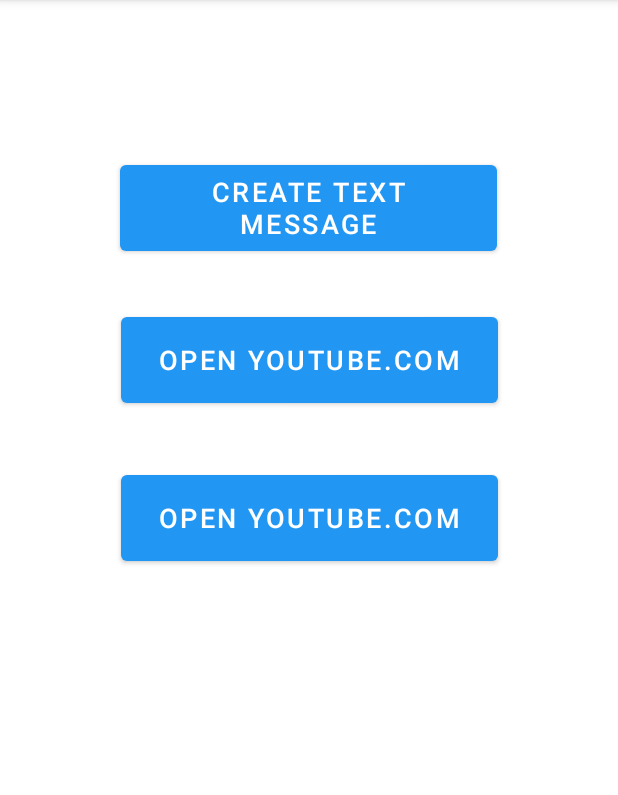
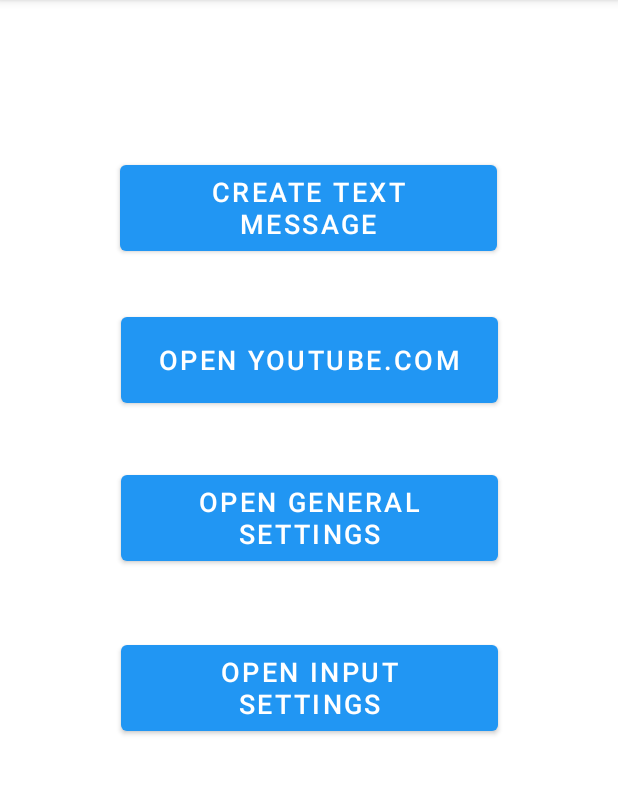
Before and after one commit to Vardroid/Unit4Lab, an Android app: the OtherActivity screen opened directly, with no data from a screen before it, on a phone screen of 412 x 824 dp, the part 84-879 px from its top. Run offline under Robolectric (Android 15) with nearby library versions, the phone set to English and light mode, and no system bars.

Commit message:
Added Features in Other Activity

```diff
--- a/app/src/main/res/layout/activity_other.xml
+++ b/app/src/main/res/layout/activity_other.xml
@@ -7,11 +7,23 @@
     tools:context=".OtherActivity">
 
     <Button
+        android:id="@+id/openInputBtn"
+        android:layout_width="251dp"
+        android:layout_height="69dp"
+        android:layout_marginTop="44dp"
+        android:text="Open Input Settings"
+        android:textSize="18sp"
+        app:backgroundTint="#2196F3"
+        app:layout_constraintEnd_toEndOf="parent"
+        app:layout_constraintStart_toStartOf="parent"
+        app:layout_constraintTop_toBottomOf="@+id/openSettingsBtn" />
+
+    <Button
         android:id="@+id/openSettingsBtn"
         android:layout_width="251dp"
         android:layout_height="69dp"
         android:layout_marginTop="36dp"
-        android:text="Open Youtube.com"
+        android:text="Open General Settings"
         android:textSize="18sp"
         app:backgroundTint="#2196F3"
         app:layout_constraintEnd_toEndOf="parent"
```
Also changed, not shown: app/src/main/java/com/example/unit4lab/OtherActivity.kt (+10 -0 lines).
